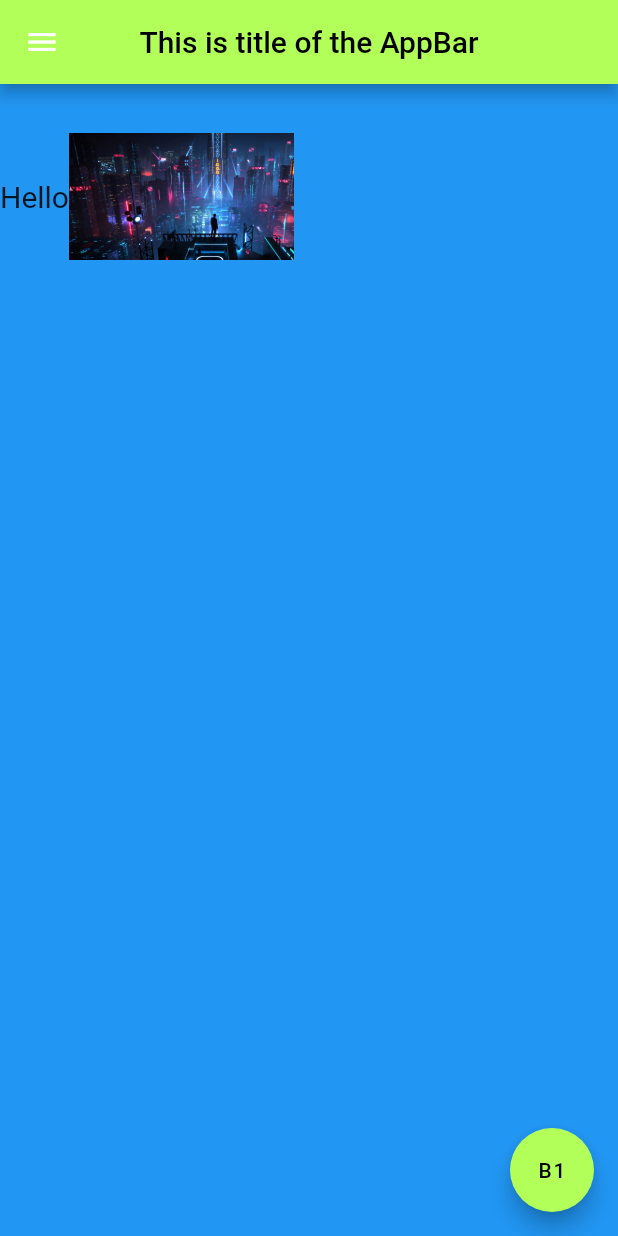
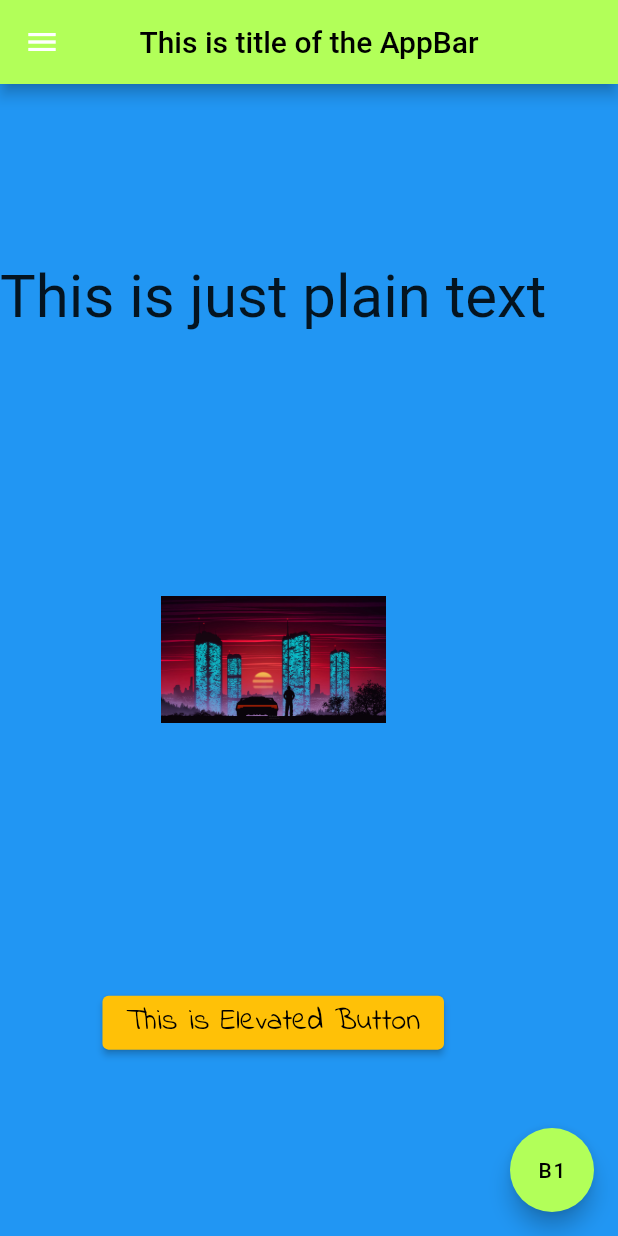
Before and after one commit to AzureSky007/app_1, a Flutter app: the screen it shows after launch, on a phone screen of 412 x 824 dp. Run offline on Flutter 3.47's test engine with Material 2 defaults, Android fonts, the phone set to English and light mode, and no system bars; Roboto replaces fonts that are missing (Nabla); project files that could hold a hidden picture were left out.

Commit message:
6th Commit

```diff
--- a/lib/main.dart
+++ b/lib/main.dart
@@ -29,41 +29,117 @@
         ),
 
         body:
-            const Row(
+            // const
+            Column(
+              mainAxisAlignment: MainAxisAlignment.spaceEvenly,
+              crossAxisAlignment: CrossAxisAlignment.center,
+
               children: [
+                const
                 Text(
-                  'Hello',
+                  'This is just plain text',
                   style: TextStyle(
-                    fontFamily: 'IndieFlower',
-                    fontSize: 20,
+                    fontFamily: 'Nabla',
+                    fontSize: 40
                   ),
                 ),
 
-                // Icon(
-                //   Icons.image,
-                //   color: Colors.tealAccent,
-                //   size:24
-                //   ),
-
+                const
                 Image(
-                  image: AssetImage("assets/Cybercity 1.jpg"),
                   width: 150,
-                  height: 150,
-                  alignment: Alignment.center,
-                  // fit: BoxFit.cover,
+                  height: 200,
+                  // alignment: Alignment.center,
+                  image: AssetImage('assets/Car.jpg'),
                 ),
 
-                // TextButton(
-                //     onPressed: () {},
-                //     style: TextButton.styleFrom(
-                //
-                //     ),
-                //     child: Image(
-                //       image: AssetImage("Cybercity 1.jpg"),
-                //     )
-                // ),
+                ElevatedButton(
+                  style: ElevatedButton.styleFrom(
+                    backgroundColor: Colors.amber
+                  ),
+                    onPressed: () {},
+                    child:
+                    const
+                    Text(
+                        'This is Elevated Button',
+                      style: TextStyle(
+                        color: Colors.black,
+                        fontSize: 20,
+                        fontFamily: 'IndieFlower'
+                      ),
+                    )
+                ),
               ],
+
             ),
+
+            // const
+            // Row(
+            //   // mainAxisAlignment: MainAxisAlignment.center,
+            //   // mainAxisAlignment: MainAxisAlignment.spaceBetween,
+            //   // mainAxisAlignment: MainAxisAlignment.spaceAround,
+            //   // mainAxisAlignment: MainAxisAlignment.start,
+            //   // mainAxisAlignment: MainAxisAlignment.end,
+            //   mainAxisAlignment: MainAxisAlignment.spaceEvenly,
+            //
+            //   crossAxisAlignment: CrossAxisAlignment.end,
+            //   // crossAxisAlignment: CrossAxisAlignment.stretch,
+            //   // The stretch property will stretch it from top to bottom completely
+            //
+            //   children: [
+            //     // const
+            //     Text(
+            //       'Hello',
+            //       style: TextStyle(
+            //         fontFamily: 'IndieFlower',
+            //         fontSize: 20,
+            //       ),
+            //     ),
+            //
+            //     // Icon(
+            //     //   Icons.image,
+            //     //   color: Colors.tealAccent,
+            //     //   size:24
+            //     //   ),
+            //
+            //    // const
+            //    Image(
+            //       image: AssetImage("assets/Cybercity 1.jpg"),
+            //       width: 150,
+            //       height: 150,
+            //       alignment: Alignment.center,
+            //       // fit: BoxFit.cover,
+            //     ),
+            //
+            //     // ElevatedButton(
+            //     //     style: ElevatedButton.styleFrom(
+            //     //       backgroundColor: Colors.amber
+            //     //     ),
+            //     //     onPressed: () {},
+            //     //     child: const Text(
+            //     //       'This is the Elevated Button in the Row'
+            //     //     ),
+            //     // ),
+            //
+            //     // TextButton(
+            //     //     onPressed: () {},
+            //     //     style: TextButton.styleFrom(
+            //     //       backgroundColor: Colors.amber
+            //     //     ),
+            //     //     child: const Text(
+            //     //       'This is the Text Button'
+            //     //     )
+            //     // ),
+            //
+            //     // Container(
+            //     //   color: Colors.purple,
+            //     //   padding: const EdgeInsets.all(20.0),
+            //     //   child: const Text(
+            //     //     'This is the Text for the container'
+            //     //   ),
+            //     // ),
+            //   ],
+            // ),
+
             // const Padding(
             //   padding: EdgeInsets.all(20),
             //   // margin: EdgeInsets.symmetric(vertical: 40, horizontal: 40),
@@ -179,18 +255,21 @@
                   ),
                 ),
               ),
+
               ListTile(
                 leading: Icon(
                     Icons.home,
                     color: Colors.white,
                     size: 35,
                 ),
+
                 title: Center(
                   child: Text(
                       'List Tile 1'
                   ),
                 ),
               ),
+
               ListTile(
                 leading: Icon(
                     Icons.settings,
```
Also changed, not shown: pubspec.yaml (+10 -0 lines), font/IndieFlower-Regular.ttf (added).
